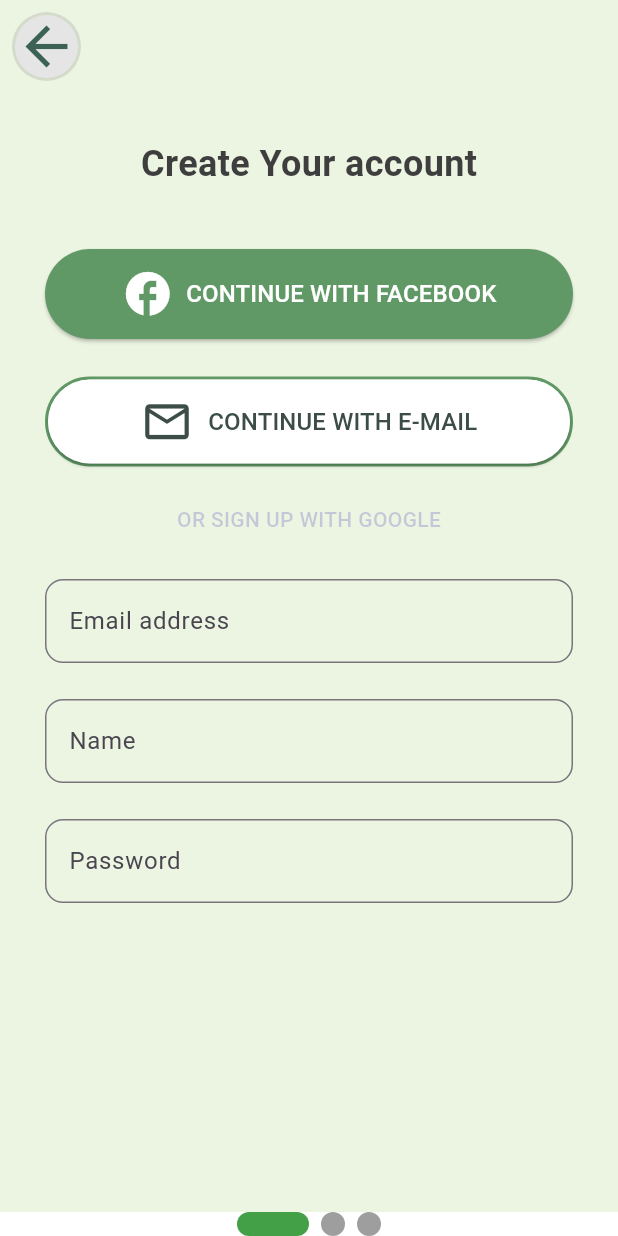
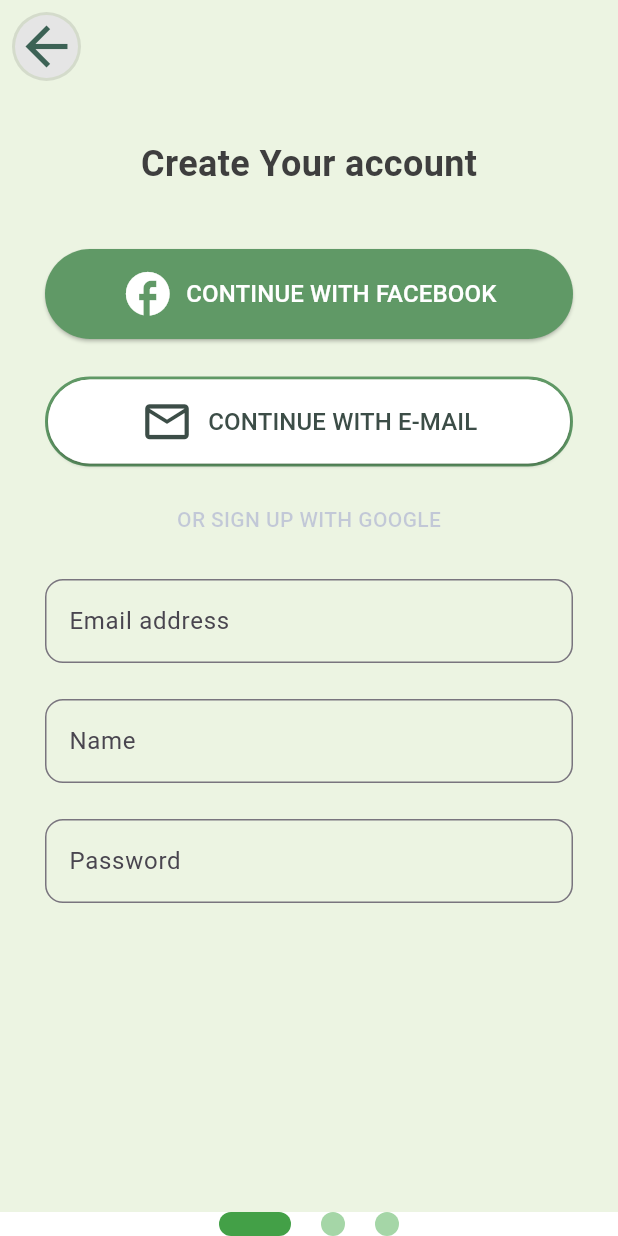
Before and after one commit to chima6985/Test_app, a Flutter app: the screen it shows after launch, swiped to page 4, on a phone screen of 412 x 824 dp. Run offline on Flutter 3.47's test engine with Material 3 defaults, Android fonts, the phone set to English and light mode, and no system bars; drawn by our look-alikes of smooth_page_indicator.

Commit message:
making the time count

```diff
--- a/lib/main.dart
+++ b/lib/main.dart
@@ -35,7 +35,11 @@ class MyApp extends StatelessWidget {
           SmoothPageIndicator(
             controller: _controller,
             count: 3,
-            effect: ExpandingDotsEffect(activeDotColor: Colors.green.shade600),
+            effect: ExpandingDotsEffect(
+              activeDotColor: Colors.green.shade600,
+              dotColor: Colors.green.shade200,
+              spacing: 20,
+            ),
           ),
         ],
       ),
--- a/lib/screens/signup_screen.dart
+++ b/lib/screens/signup_screen.dart
@@ -6,8 +6,13 @@ class SignupScreen extends StatelessWidget {
   @override
   Widget build(BuildContext context) {
     final mqr = MediaQuery.of(context).size;
-    return Scaffold(
-      body: SafeArea(
+    return GestureDetector(
+      onTap: () {
+        FocusScope.of(context).unfocus();
+      },
+      child: Scaffold(
+        body: SingleChildScrollView(
+          child: SafeArea(
             child: Container(
               margin: EdgeInsets.all(0),
               width: mqr.width,
@@ -175,6 +180,7 @@ class SignupScreen extends StatelessWidget {
                       height: 60,
                       width: 352,
                       child: TextField(
+                        obscureText: true,
                         decoration: InputDecoration(
                           hintText: 'Password',
                           border: OutlineInputBorder(
@@ -189,6 +195,8 @@ class SignupScreen extends StatelessWidget {
               ),
             ),
           ),
+        ),
+      ),
     );
   }
 }
```
Lines whose indentation alone changed are shown as unchanged.
